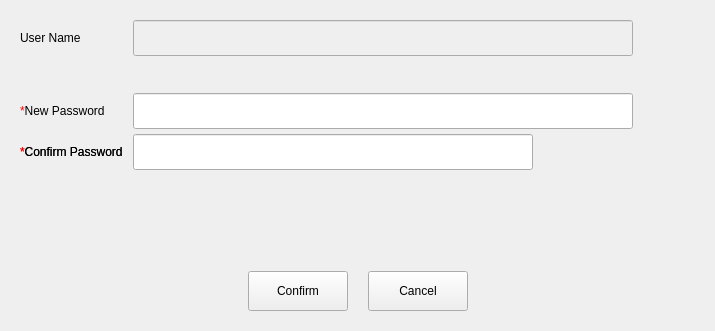
This is src/pages/system/user-manager/user-update-dialog.ui in openeuler-mirror/ks-scmc-gui as Qt 5 draws it before an edit. The edited form follows.
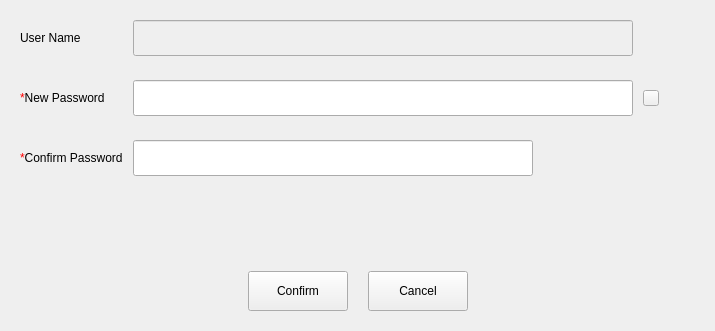
This is the edited form.

Commit message: fix（pages）：modify toolbutton btn tip new pw size policy - 完善控件的大小

The edit to the form file:
```diff
--- a/src/pages/system/user-manager/user-update-dialog.ui
+++ b/src/pages/system/user-manager/user-update-dialog.ui
@@ -405,33 +405,32 @@
            </property>
           </widget>
          </item>
-         <item row="5" column="1">
-          <widget class="QLabel" name="tip_confirm_new_pw">
-           <property name="enabled">
-            <bool>false</bool>
+         <item row="2" column="2">
+          <widget class="QToolButton" name="btn_tip_new_pw">
+           <property name="minimumSize">
+            <size>
+             <width>16</width>
+             <height>16</height>
+            </size>
+           </property>
+           <property name="maximumSize">
+            <size>
+             <width>16</width>
+             <height>16</height>
+            </size>
+           </property>
+           <property name="focusPolicy">
+            <enum>Qt::NoFocus</enum>
            </property>
            <property name="text">
             <string/>
            </property>
           </widget>
          </item>
-         <item row="4" column="3">
-          <spacer name="horizontalSpacer_3">
-           <property name="orientation">
-            <enum>Qt::Horizontal</enum>
-           </property>
-           <property name="sizeHint" stdset="0">
-            <size>
-             <width>40</width>
-             <height>20</height>
-            </size>
-           </property>
-          </spacer>
-         </item>
-         <item row="4" column="0">
-          <widget class="QLabel" name="label">
+         <item row="3" column="1">
+          <widget class="QLabel" name="tip_new_pw">
            <property name="text">
-            <string>&lt;font color=red&gt;*&lt;/font&gt;Confirm Password</string>
+            <string/>
            </property>
           </widget>
          </item>
```
